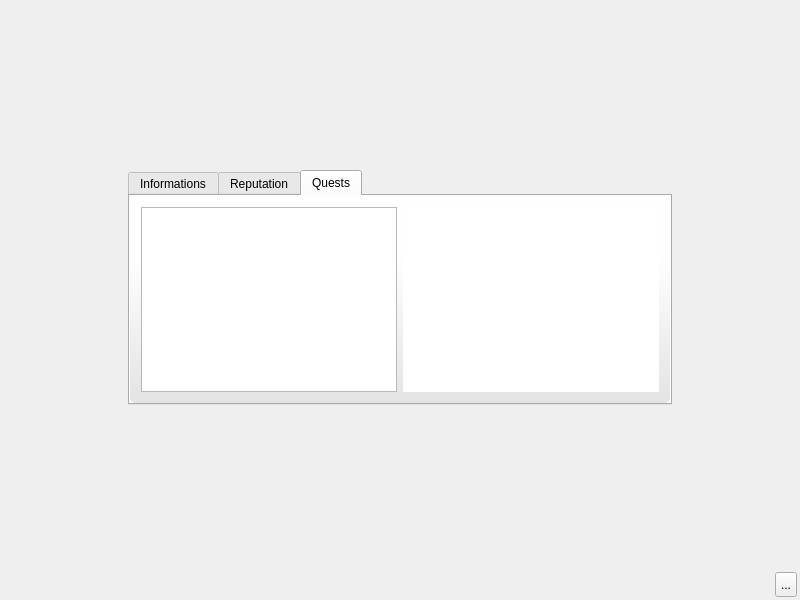
First picture: the form in client/base/interface/BaseWindow.ui, repository alphaonex86/CatchChallenger, before the edit.
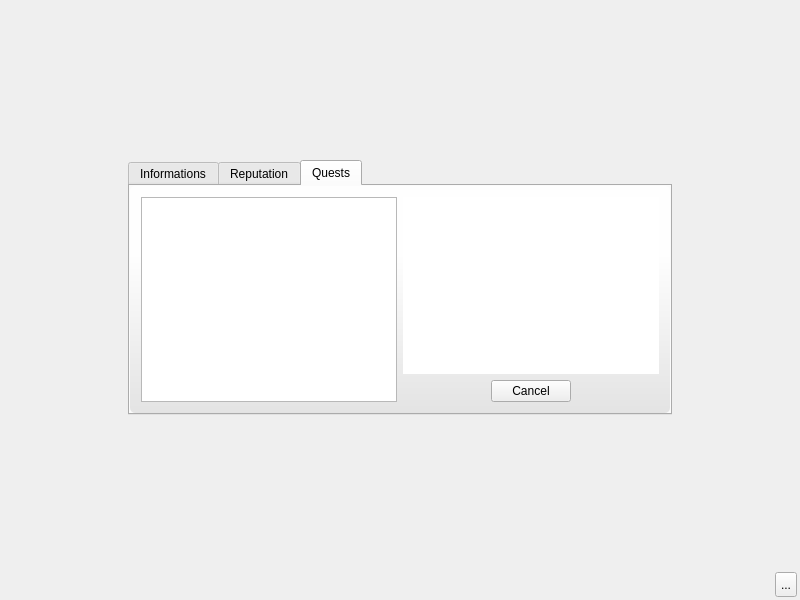
Second picture: the form after the edit. Icons and pictures are not drawn.

Commit message: [Change] Finish the quest (client,server)

What changed in the file:
```diff
--- a/client/base/interface/BaseWindow.ui
+++ b/client/base/interface/BaseWindow.ui
@@ -1194,11 +1194,13 @@
               <attribute name="title">
                <string>Quests</string>
               </attribute>
-              <layout class="QHBoxLayout" name="horizontalLayout_36">
+              <layout class="QHBoxLayout" name="horizontalLayout_37">
                <item>
                 <widget class="QListWidget" name="questsList"/>
                </item>
                <item>
+                <layout class="QVBoxLayout" name="verticalLayout_23">
+                 <item>
                 <widget class="QTextBrowser" name="questDetails">
                  <property name="styleSheet">
                   <string notr="true">background-image: url(:/images/empty.png);</string>
@@ -1207,6 +1209,45 @@
                   <enum>QFrame::NoFrame</enum>
                  </property>
                 </widget>
+                 </item>
+                 <item>
+                  <layout class="QHBoxLayout" name="horizontalLayout_36">
+                   <item>
+                    <spacer name="horizontalSpacer_32">
+                     <property name="orientation">
+                      <enum>Qt::Horizontal</enum>
+                     </property>
+                     <property name="sizeHint" stdset="0">
+                      <size>
+                       <width>40</width>
+                       <height>20</height>
+                      </size>
+                     </property>
+                    </spacer>
+                   </item>
+                   <item>
+                    <widget class="QPushButton" name="cancelQuest">
+                     <property name="text">
+                      <string>Cancel</string>
+                     </property>
+                    </widget>
+                   </item>
+                   <item>
+                    <spacer name="horizontalSpacer_33">
+                     <property name="orientation">
+                      <enum>Qt::Horizontal</enum>
+                     </property>
+                     <property name="sizeHint" stdset="0">
+                      <size>
+                       <width>40</width>
+                       <height>20</height>
+                      </size>
+                     </property>
+                    </spacer>
+                   </item>
+                  </layout>
+                 </item>
+                </layout>
                </item>
               </layout>
              </widget>
```
Lines whose indentation alone changed are shown as unchanged. The commit also changes 4 other files.
